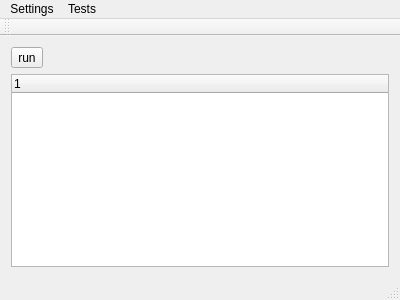
Qt form qTestLibRunner/mainwindow.ui (pioupus/qTestLibRunner) before a commit.
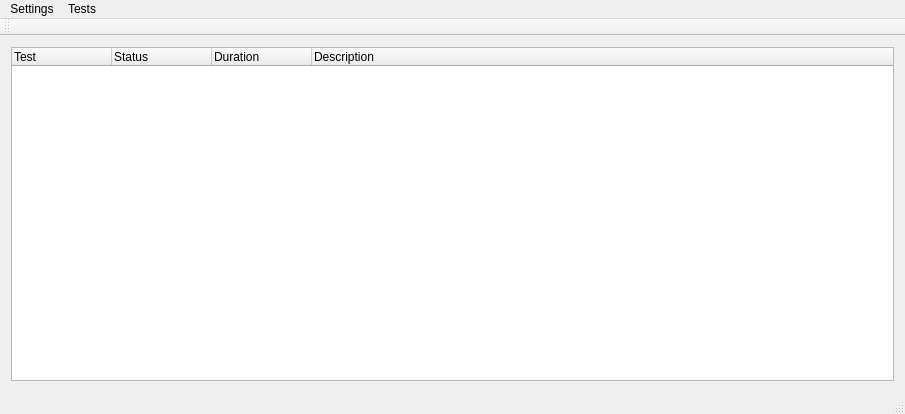
The same form after that commit.

The edit to the form file:
```diff
--- a/qTestLibRunner/mainwindow.ui
+++ b/qTestLibRunner/mainwindow.ui
@@ -6,8 +6,8 @@
    <rect>
     <x>0</x>
     <y>0</y>
-    <width>400</width>
-    <height>300</height>
+    <width>905</width>
+    <height>414</height>
    </rect>
   </property>
   <property name="windowTitle">
@@ -15,20 +15,28 @@
   </property>
   <widget class="QWidget" name="centralWidget">
    <layout class="QGridLayout" name="gridLayout">
-    <item row="1" column="0">
-     <widget class="QTreeWidget" name="treeWidget">
-      <column>
-       <property name="text">
-        <string notr="true">1</string>
-       </property>
-      </column>
-     </widget>
-    </item>
     <item row="0" column="0">
-     <widget class="QToolButton" name="btnRun">
-      <property name="text">
-       <string>run</string>
-      </property>
+     <widget class="QTreeWidget" name="treeWidget">
+      <column>
+       <property name="text">
+        <string notr="true">Test</string>
+       </property>
+      </column>
+      <column>
+       <property name="text">
+        <string>Status</string>
+       </property>
+      </column>
+      <column>
+       <property name="text">
+        <string>Duration</string>
+       </property>
+      </column>
+      <column>
+       <property name="text">
+        <string>Description</string>
+       </property>
+      </column>
      </widget>
     </item>
    </layout>
@@ -38,7 +46,7 @@
     <rect>
      <x>0</x>
      <y>0</y>
-     <width>400</width>
+     <width>905</width>
      <height>21</height>
     </rect>
    </property>
```
Left out of the diff: 12 changed lines with no effect on the pictures.
